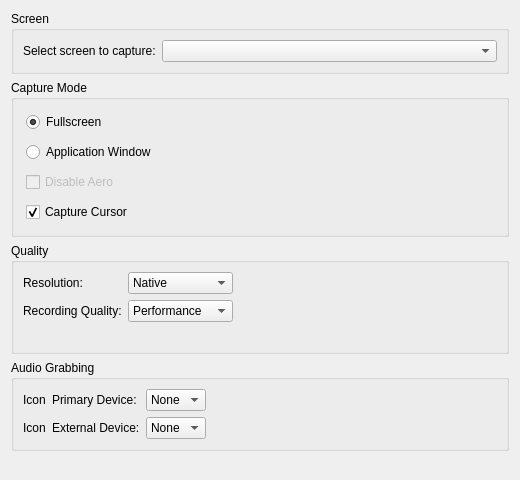
This is client/src/ui/widgets/settings/recording_settings_widget.ui in networkoptix/nx_open as Qt 5 draws it before an edit. The edited form follows.
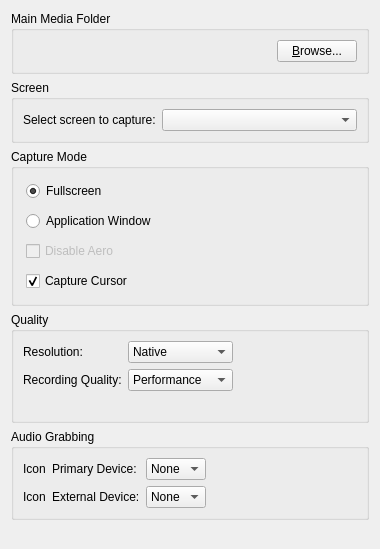
This is the edited form.

Commit message:
Feature #1374: Screen recording temp folder shouldn't be relative to root media folder
<==== Mercurial data ====>
Branch: master

What changed in the file:
```diff
--- a/client/src/ui/widgets/settings/recording_settings_widget.ui
+++ b/client/src/ui/widgets/settings/recording_settings_widget.ui
@@ -6,14 +6,49 @@
    <rect>
     <x>0</x>
     <y>0</y>
-    <width>520</width>
-    <height>480</height>
+    <width>380</width>
+    <height>549</height>
    </rect>
   </property>
   <property name="windowTitle">
    <string>Video Recording</string>
   </property>
   <layout class="QVBoxLayout" name="verticalLayout">
+   <item>
+    <widget class="QGroupBox" name="recordingFolderGroupBox">
+     <property name="sizePolicy">
+      <sizepolicy hsizetype="Preferred" vsizetype="Fixed">
+       <horstretch>0</horstretch>
+       <verstretch>0</verstretch>
+      </sizepolicy>
+     </property>
+     <property name="title">
+      <string>Main Media Folder</string>
+     </property>
+     <layout class="QHBoxLayout" name="horizontalLayout_6">
+      <item>
+       <widget class="QLabel" name="recordingFolderLabel">
+        <property name="text">
+         <string/>
+        </property>
+       </widget>
+      </item>
+      <item>
+       <widget class="QPushButton" name="browseRecordingFolderButton">
+        <property name="sizePolicy">
+         <sizepolicy hsizetype="Fixed" vsizetype="Fixed">
+          <horstretch>0</horstretch>
+          <verstretch>0</verstretch>
+         </sizepolicy>
+        </property>
+        <property name="text">
+         <string>&amp;Browse...</string>
+        </property>
+       </widget>
+      </item>
+     </layout>
+    </widget>
+   </item>
    <item>
     <widget class="QGroupBox" name="groupBox_3">
      <property name="title">
```
The commit also changes 11 other files.
